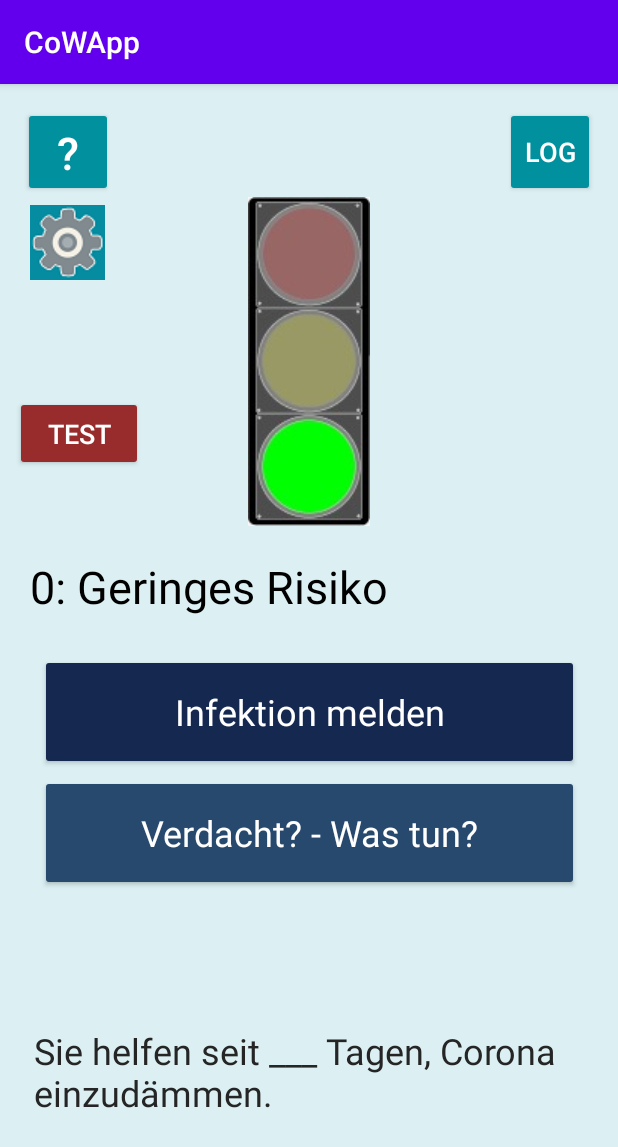
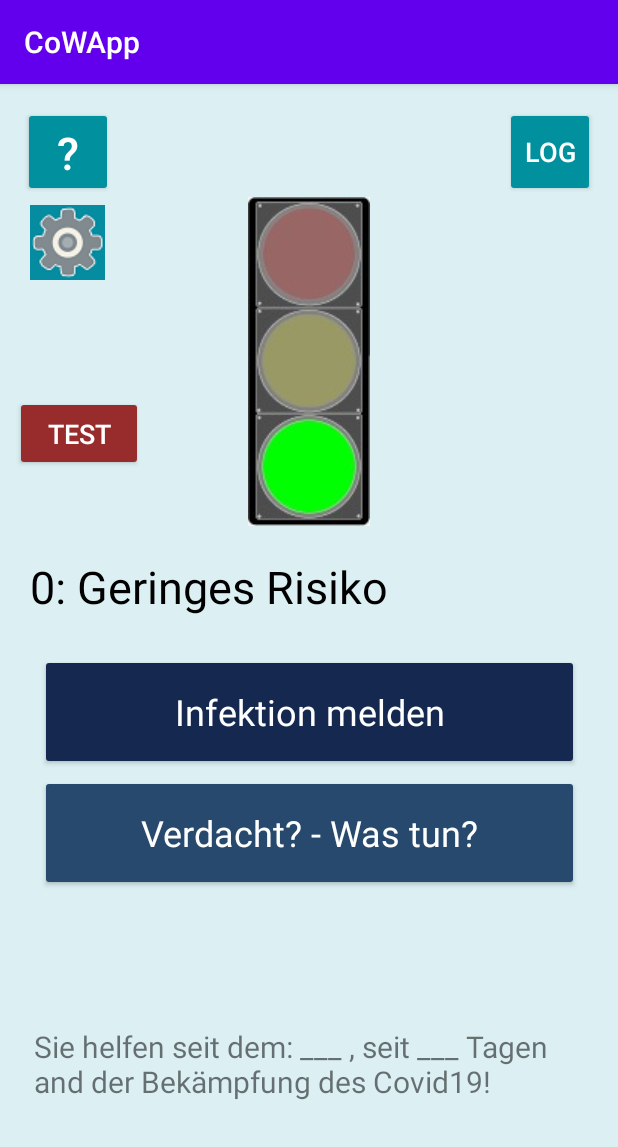
Before and after one commit to nimartin99/Cowapp, an Android app: the MainActivity screen opened directly, with no data from a screen before it, on a phone screen of 412 x 824 dp. Shown: the top 1147 px of the screen. Run offline under Robolectric (Android 15) with nearby library versions, the phone set to English and light mode, and no system bars; libraries missing offline, so code that uses them is left out: org.altbeacon.beacon; 1 statement that could not run was skipped.

Commit message:
Hinzufügen von Risikolevel und der Tagesanzeige.

```diff
--- a/app/src/main/res/layout/activity_main.xml
+++ b/app/src/main/res/layout/activity_main.xml
@@ -111,9 +111,8 @@
         android:layout_marginTop="25dp"
         android:layout_marginEnd="15dp"
         android:layout_marginBottom="20dp"
-        android:text="Sie helfen seit ___ Tagen, Corona einzudämmen."
-        android:textColor="#252525"
-        android:textSize="24sp"
+        android:textSize="20sp"
+        android:text="Sie helfen seit dem: ___ , seit ___ Tagen and der Bekämpfung des Covid19!"
         app:layout_constraintBottom_toBottomOf="parent"
         app:layout_constraintEnd_toEndOf="parent"
         app:layout_constraintStart_toStartOf="parent"
```
